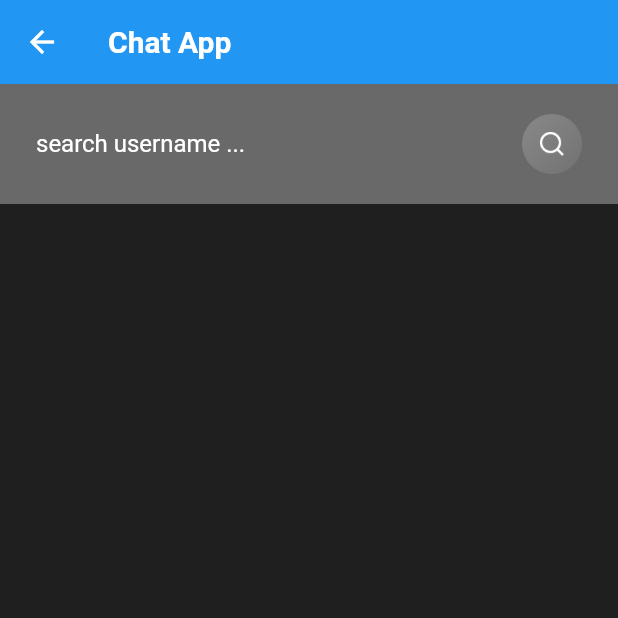
After one commit to Mohamed-Rashed/Flutter_Chat, a Flutter app: the Search screen opened directly, on a phone screen of 412 x 824 dp, the top half of it. The commit adds this screen. Run offline on Flutter 3.47's test engine with Material 2 defaults, Android fonts, the phone set to English and light mode, and no system bars; our stand-ins replace cloud_firestore, firebase_auth, fluttertoast; accounts and stored records are empty.

Commit message:
third day

```diff
--- /dev/null
+++ b/lib/Screens/search.dart
@@ -0,0 +1,194 @@
+import 'package:cloud_firestore/cloud_firestore.dart';
+import 'package:flutter/material.dart';
+import 'package:flutter_chat_app/Services/database.dart';
+import 'package:flutter_chat_app/widgets/widgets.dart';
+
+class Search extends StatefulWidget {
+  @override
+  _SearchState createState() => _SearchState();
+}
+
+class _SearchState extends State<Search> {
+
+  DatabaseMethods databaseMethods = new DatabaseMethods();
+  TextEditingController searchEditingController = new TextEditingController();
+  QuerySnapshot searchResultSnapshot;
+
+  bool isLoading = false;
+  bool haveUserSearched = false;
+
+  initiateSearch() async {
+    if(searchEditingController.text.isNotEmpty){
+      setState(() {
+        isLoading = true;
+      });
+      await databaseMethods.searchByName(searchEditingController.text)
+          .then((snapshot){
+        searchResultSnapshot = snapshot;
+        print("$searchResultSnapshot");
+        setState(() {
+          isLoading = false;
+          haveUserSearched = true;
+        });
+      });
+    }
+  }
+
+  Widget userList(){
+    return haveUserSearched ? ListView.builder(
+        shrinkWrap: true,
+        itemCount: searchResultSnapshot.documents.length,
+        itemBuilder: (context, index){
+          return userTile(
+            searchResultSnapshot.documents[index].data["userName"],
+            searchResultSnapshot.documents[index].data["userEmail"],
+          );
+        }) : Container();
+  }
+
+  /// 1.create a chatroom, send user to the chatroom, other userdetails
+  /*sendMessage(String userName){
+    List<String> users = [Constants.myName,userName];
+
+    String chatRoomId = getChatRoomId(Constants.myName,userName);
+
+    Map<String, dynamic> chatRoom = {
+      "users": users,
+      "chatRoomId" : chatRoomId,
+    };
+
+    databaseMethods.addChatRoom(chatRoom, chatRoomId);
+
+    Navigator.push(context, MaterialPageRoute(
+        builder: (context) => Chat(
+          chatRoomId: chatRoomId,
+        )
+    ));
+
+  }*/
+
+  Widget userTile(String userName,String userEmail){
+    return Container(
+      padding: EdgeInsets.symmetric(horizontal: 24, vertical: 16),
+      child: Row(
+        children: [
+          Column(
+            crossAxisAlignment: CrossAxisAlignment.start,
+            children: [
+              Text(
+                userName,
+                style: TextStyle(
+                    color: Colors.white,
+                    fontSize: 16
+                ),
+              ),
+              Text(
+                userEmail,
+                style: TextStyle(
+                    color: Colors.white,
+                    fontSize: 16
+                ),
+              )
+            ],
+          ),
+          Spacer(),
+          GestureDetector(
+            onTap: (){
+              /*sendMessage(userName);*/
+            },
+            child: Container(
+              padding: EdgeInsets.symmetric(horizontal: 12,vertical: 8),
+              decoration: BoxDecoration(
+                  color: Colors.blue,
+                  borderRadius: BorderRadius.circular(24)
+              ),
+              child: Text("Message",
+                style: TextStyle(
+                    color: Colors.white,
+                    fontSize: 16
+                ),),
+            ),
+          )
+        ],
+      ),
+    );
+  }
+
+
+  getChatRoomId(String a, String b) {
+    if (a.substring(0, 1).codeUnitAt(0) > b.substring(0, 1).codeUnitAt(0)) {
+      return "$b\_$a";
+    } else {
+      return "$a\_$b";
+    }
+  }
+
+  @override
+  void initState() {
+    super.initState();
+  }
+
+
+
+  @override
+  Widget build(BuildContext context) {
+    return Scaffold(
+      appBar: appBarMain(context),
+      body: isLoading ? Container(
+        child: Center(
+          child: CircularProgressIndicator(),
+        ),
+      ) :  Container(
+        child: Column(
+          children: [
+            Container(
+              padding: EdgeInsets.symmetric(horizontal: 24, vertical: 16),
+              color: Color(0x54FFFFFF),
+              child: Row(
+                children: [
+                  Expanded(
+                    child: TextField(
+                      controller: searchEditingController,
+                      style: simpleTextStyle(),
+                      decoration: InputDecoration(
+                          hintText: "search username ...",
+                          hintStyle: TextStyle(
+                            color: Colors.white,
+                            fontSize: 16,
+                          ),
+                          border: InputBorder.none
+                      ),
+                    ),
+                  ),
+                  GestureDetector(
+                    onTap: (){
+                      initiateSearch();
+                    },
+                    child: Container(
+                        height: 40,
+                        width: 40,
+                        decoration: BoxDecoration(
+                            gradient: LinearGradient(
+                                colors: [
+                                  const Color(0x36FFFFFF),
+                                  const Color(0x0FFFFFFF)
+                                ],
+                                begin: FractionalOffset.topLeft,
+                                end: FractionalOffset.bottomRight
+                            ),
+                            borderRadius: BorderRadius.circular(40)
+                        ),
+                        padding: EdgeInsets.all(12),
+                        child: Image.asset("assets/images/search_white.png",
+                          height: 25, width: 25,)),
+                  )
+                ],
+              ),
+            ),
+            userList()
+          ],
+        ),
+      ),
+    );
+  }
+}
--- a/lib/main.dart
+++ b/lib/main.dart
@@ -1,5 +1,5 @@
 import 'package:flutter/material.dart';
-import 'package:flutter_chat_app/Screens/sign_in.dart';
+import 'package:flutter_chat_app/widgets/authenticate.dart';
 
 void main() {
   runApp(MyApp());
@@ -10,13 +10,14 @@ class MyApp extends StatelessWidget {
   @override
   Widget build(BuildContext context) {
     return MaterialApp(
+      debugShowCheckedModeBanner: false,
       title: 'Flutter Demo',
       theme: ThemeData(
         scaffoldBackgroundColor: Color(0xff1F1F1F),
         primarySwatch: Colors.blue,
         visualDensity: VisualDensity.adaptivePlatformDensity,
       ),
-      home: SignIn(),
+      home: Authenticate(),
     );
   }
 }
--- a/pubspec.yaml
+++ b/pubspec.yaml
@@ -30,6 +30,7 @@ dependencies:
   cupertino_icons: ^0.1.3
   firebase_auth: ^0.16.0
   cloud_firestore: ^0.13.5
+  fluttertoast: ^7.1.1
 
 dev_dependencies:
   flutter_test:
```
Also changed, not shown: lib/Screens/chatroomscreen.dart (+45 -0 lines), lib/Screens/sign_in.dart (+3 -4 lines), lib/Screens/sign_up.dart (+37 -6 lines), lib/Services/database.dart (added, +64 -0 lines), lib/widgets/authenticate.dart (added, +28 -0 lines), pubspec.lock.
